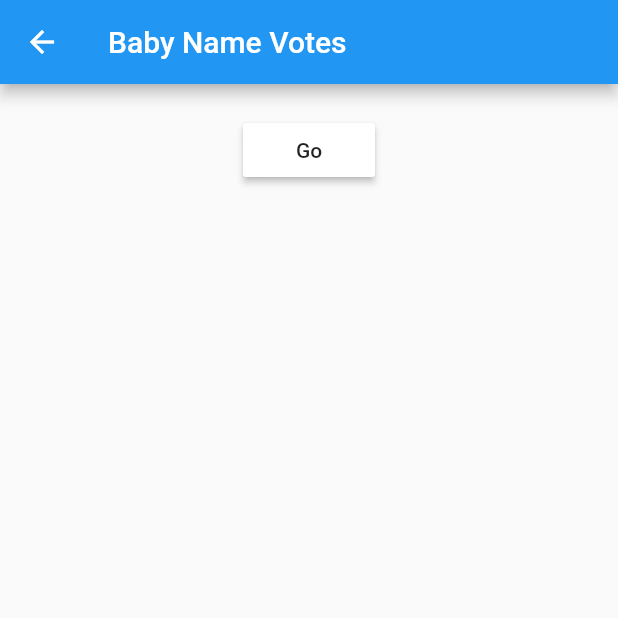
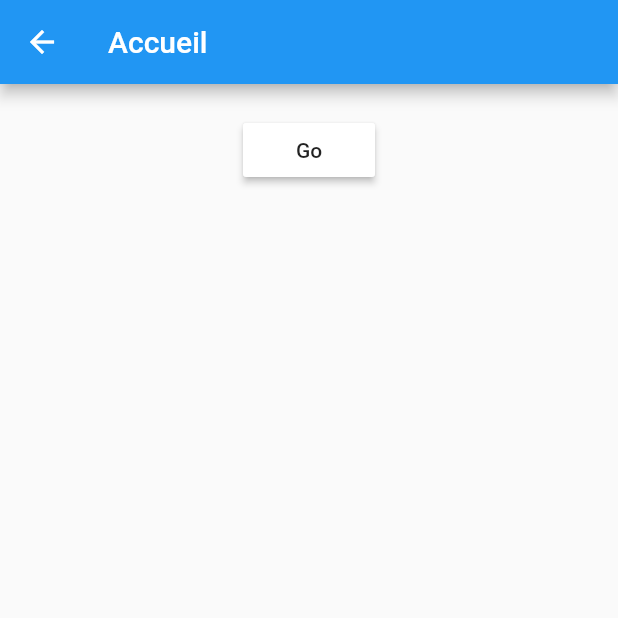
Before and after one commit to jeydi243/jwparticipant, a Flutter app: the MyHomePage screen opened by its route, on a phone screen of 412 x 824 dp, the top half of it. Run offline on Flutter 3.47's test engine with Material 2 defaults, Android fonts, the phone set to English and light mode, and no system bars; our stand-ins replace cloud_firestore, firebase_auth, flare_flutter; accounts and stored records are empty.

```diff
--- a/lib/home.dart
+++ b/lib/home.dart
@@ -13,13 +13,14 @@ class _MyHomePageState extends State < MyHomePage > {
 	@override
 	Widget build(BuildContext context) {
 		return Scaffold(
-			appBar: AppBar(title: Text('Baby Name Votes')),
+			appBar: AppBar(title: Text('Accueil')),
 			body: _buildBody(context),
 		);
 	}
 
 	Widget _buildBody(BuildContext context) {
-		return Container(
+		return AnimatedContainer(
+			duration: Duration(seconds: 2),
 			child: Column(
 				children: [
 					StreamBuilder < QuerySnapshot > (
```
Also changed, not shown: lib/login.dart (+19 -5 lines), 1 other file.
